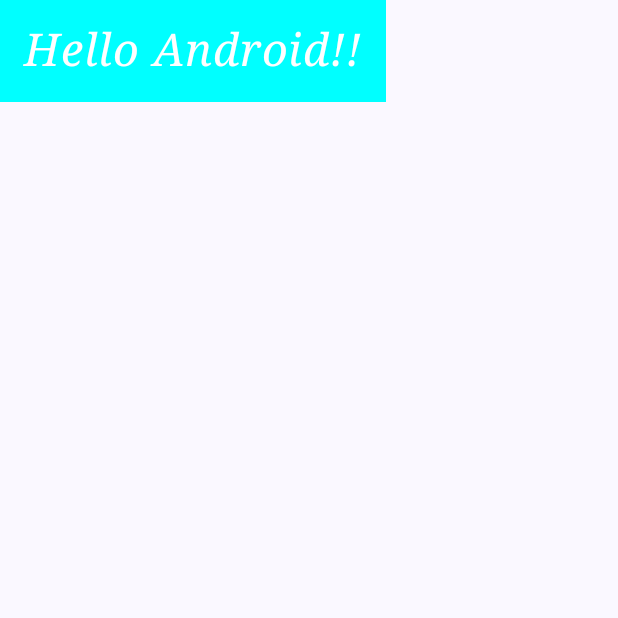
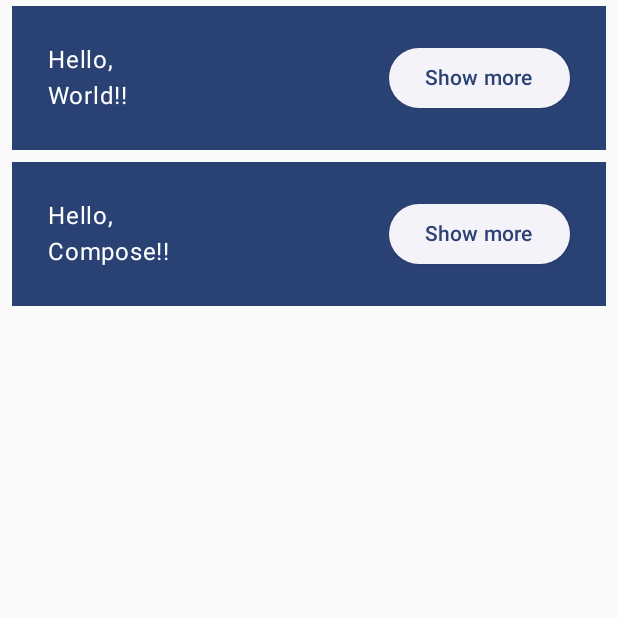
Before and after one commit to TORU0239/FirstJetpackCompose, an Android app built with Jetpack Compose: the screen it shows after launch (InitActivity), on a phone screen of 412 x 824 dp, the top half of it. Run offline under Robolectric (Android 15) with nearby library versions, the phone set to English and light mode, and no system bars.

Commit message:
feat: wip, following codelab, for status

```diff
--- a/app/src/main/java/kr/toru/firstjetpack/InitActivity.kt
+++ b/app/src/main/java/kr/toru/firstjetpack/InitActivity.kt
@@ -1,29 +1,24 @@
 package kr.toru.firstjetpack
 
-import android.graphics.fonts.FontStyle
 import android.os.Bundle
+import android.widget.Toast
 import androidx.activity.ComponentActivity
 import androidx.activity.compose.setContent
-import androidx.compose.foundation.background
-import androidx.compose.foundation.layout.fillMaxSize
+import androidx.compose.foundation.layout.Column
+import androidx.compose.foundation.layout.Row
 import androidx.compose.foundation.layout.fillMaxWidth
-import androidx.compose.foundation.layout.height
 import androidx.compose.foundation.layout.padding
-import androidx.compose.foundation.layout.size
-import androidx.compose.foundation.layout.wrapContentHeight
-import androidx.compose.foundation.layout.wrapContentSize
-import androidx.compose.foundation.layout.wrapContentWidth
+import androidx.compose.material3.ElevatedButton
 import androidx.compose.material3.MaterialTheme
 import androidx.compose.material3.Surface
 import androidx.compose.material3.Text
 import androidx.compose.runtime.Composable
-import androidx.compose.ui.Alignment
+import androidx.compose.runtime.mutableStateOf
+import androidx.compose.runtime.remember
 import androidx.compose.ui.Modifier
 import androidx.compose.ui.graphics.Color
-import androidx.compose.ui.text.font.FontFamily
 import androidx.compose.ui.tooling.preview.Preview
 import androidx.compose.ui.unit.dp
-import androidx.compose.ui.unit.sp
 import kr.toru.firstjetpack.ui.theme.JetpackComposeTheme
 
 /*
@@ -34,35 +29,58 @@ class InitActivity : ComponentActivity() {
         super.onCreate(savedInstanceState)
         setContent {
             JetpackComposeTheme {
-                Surface(
-                    modifier = Modifier.fillMaxSize(),
-                    color = MaterialTheme.colorScheme.background
+                MyApp(modifier = Modifier.fillMaxWidth())
+            }
+        }
+    }
+
+    @Composable
+    fun GreetToYou(name: String) {
+        val expanded = remember { mutableStateOf(false) }
+        val extraPadding = if (expanded.value) 48.dp else 0.dp
+        Surface(
+            color = MaterialTheme.colorScheme.primary,
+            modifier = Modifier.padding(vertical = 4.dp, horizontal = 8.dp)
+        ) {
+            Row(modifier = Modifier.padding(24.dp)) {
+                Column(modifier = Modifier.weight(1f).padding(bottom = extraPadding)) {
+                    Text(
+                        text = "Hello,",
+                        color = Color.White
+                    )
+                    Text(
+                        text = "$name!!",
+                        color = Color.White
+                    )
+                }
+                ElevatedButton(
+                    onClick = {
+                        expanded.value = !expanded.value
+                    }
                 ) {
-                    GreetToYou("Android")
+                    Text(text = if (expanded.value )"Show less" else "Show more")
                 }
             }
         }
     }
 
     @Composable
-    fun GreetToYou(name: String) {
-        Text(
-            text = "Hello $name!!",
-            color = Color.White,
-            fontFamily = FontFamily.Serif,
-            fontStyle = androidx.compose.ui.text.font.FontStyle.Italic,
-            fontSize = 30.sp,
-            modifier = Modifier.fillMaxWidth()
-                .wrapContentWidth(align = Alignment.Start)
-                .wrapContentHeight(align = Alignment.Top)
-                .background(Color.Cyan)
-                .padding(16.dp)
-        )
+    private fun MyApp(
+        modifier: Modifier = Modifier,
+        names: List<String> = listOf("World", "Compose")
+    ) {
+        Column(modifier = modifier) {
+            for (name in names) {
+                GreetToYou(name = name)
+            }
+        }
     }
 
-    @Preview(showBackground = true)
+    @Preview(showBackground = true, widthDp = 320)
     @Composable
     fun DefaultPreview() {
-        GreetToYou(name = "Android!!")
+        JetpackComposeTheme {
+            MyApp()
+        }
     }
 }
```
